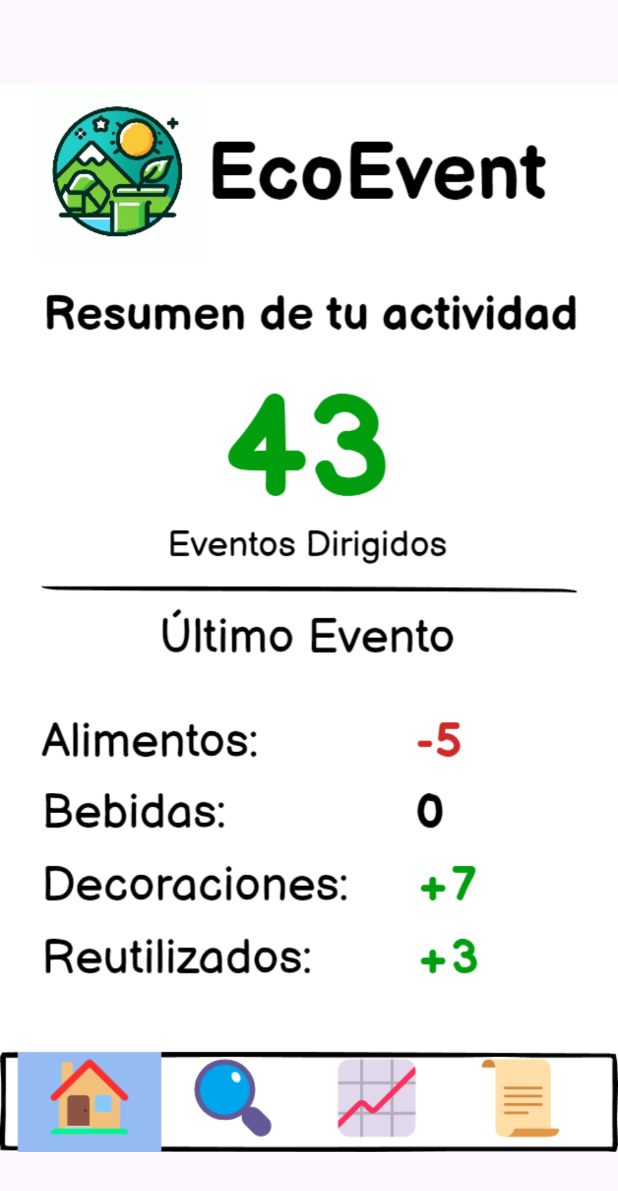
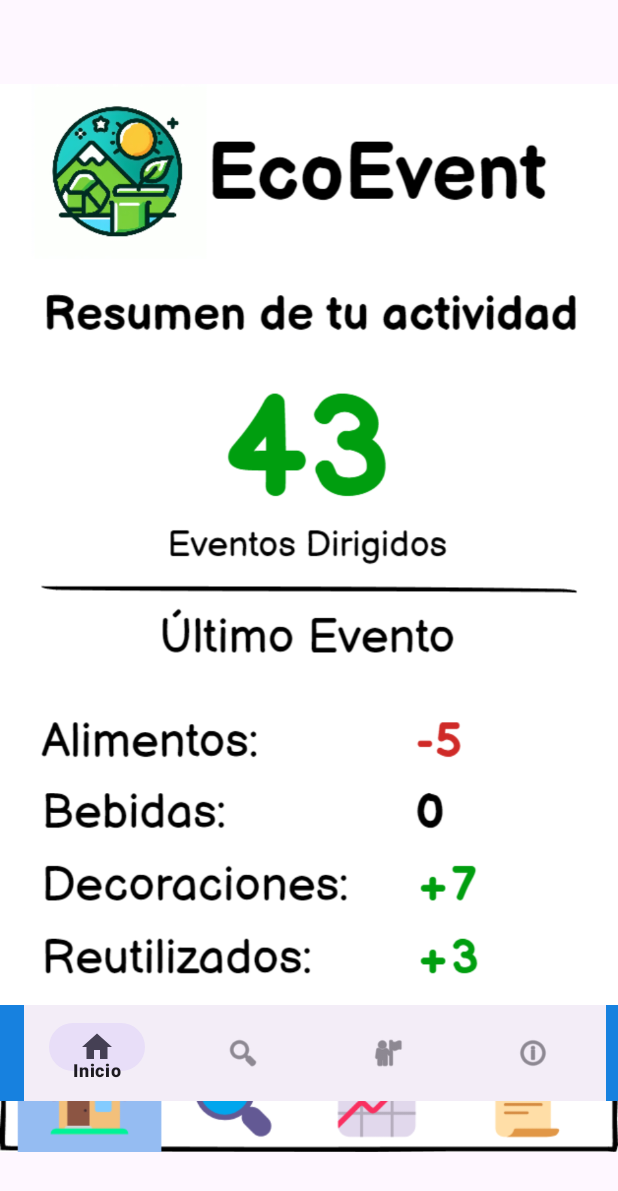
Before and after one commit to SantiagoNoguera/AplicacionesMovilesIntermedio, an Android app: the HomeActivity screen opened directly, with no data from a screen before it, on a phone screen of 412 x 824 dp. Shown: the top 1191 px of the screen. Run offline under Robolectric (Android 15) with nearby library versions, the phone set to English and light mode, and no system bars.

Commit message:
Implentación de navegación al interior de la aplicación.

```diff
--- a/app/src/main/AndroidManifest.xml
+++ b/app/src/main/AndroidManifest.xml
@@ -22,7 +22,7 @@
             android:name=".TipsActivity"
             android:exported="false" />
         <activity
-            android:name=".EstadisticsActivity"
+            android:name=".StatisticsActivity"
             android:exported="false" />
         <activity
             android:name=".CategoriesActivity"
--- a/app/src/main/java/com/atenea/ecoevent/EstadisticsActivity.java
+++ b/app/src/main/java/com/atenea/ecoevent/StatisticsActivity.java
@@ -4,11 +4,11 @@ import androidx.appcompat.app.AppCompatActivity;
 
 import android.os.Bundle;
 
-public class EstadisticsActivity extends AppCompatActivity {
+public class StatisticsActivity extends AppCompatActivity {
 
     @Override
     protected void onCreate(Bundle savedInstanceState) {
         super.onCreate(savedInstanceState);
-        setContentView(R.layout.activity_estadistics);
+        setContentView(R.layout.activity_stadistics);
     }
 }
--- /dev/null
+++ b/app/src/main/res/drawable-anydpi/menu_home.xml
@@ -0,0 +1,11 @@
+<vector xmlns:android="http://schemas.android.com/apk/res/android"
+    android:width="24dp"
+    android:height="24dp"
+    android:viewportWidth="24"
+    android:viewportHeight="24"
+    android:tint="#CE773D"
+    android:alpha="0.8">
+  <path
+      android:fillColor="@android:color/white"
+      android:pathData="M10,20v-6h4v6h5v-8h3L12,3 2,12h3v8z"/>
+</vector>
--- a/app/src/main/res/layout/activity_home.xml
+++ b/app/src/main/res/layout/activity_home.xml
@@ -14,4 +14,26 @@
         tools:layout_editor_absoluteX="2dp"
         tools:layout_editor_absoluteY="1dp"
         tools:ignore="MissingConstraints" />
+
+    <com.google.android.material.bottomappbar.BottomAppBar
+        android:id="@+id/bottom_app_bar"
+        android:layout_width="match_parent"
+        android:layout_height="?attr/actionBarSize"
+        android:layout_gravity="bottom"
+        android:layout_marginTop="670dp"
+        app:backgroundTint="@color/primary"
+        app:fabAlignmentMode="end"
+        app:fabCradleMargin="10dp"
+        app:fabCradleRoundedCornerRadius="20dp"
+        app:hideOnScroll="true"
+        app:layout_constraintTop_toTopOf="parent">
+
+        <com.google.android.material.bottomnavigation.BottomNavigationView
+            android:id="@+id/bottom_navigation"
+            android:layout_width="match_parent"
+            android:layout_height="match_parent"
+            app:menu="@menu/bottom_navigation_menu"/>
+
+    </com.google.android.material.bottomappbar.BottomAppBar>
+
 </androidx.constraintlayout.widget.ConstraintLayout>
--- a/app/src/main/res/layout/activity_estadistics.xml
+++ b/app/src/main/res/layout/activity_stadistics.xml
@@ -4,13 +4,13 @@
     xmlns:tools="http://schemas.android.com/tools"
     android:layout_width="match_parent"
     android:layout_height="match_parent"
-    tools:context=".EstadisticsActivity">
+    tools:context=".StatisticsActivity">
 
     <ImageView
         android:id="@+id/imageView3"
         android:layout_width="wrap_content"
         android:layout_height="wrap_content"
-        app:srcCompat="@drawable/estatistics"
+        app:srcCompat="@drawable/statistics"
         tools:layout_editor_absoluteY="2dp"
         tools:ignore="MissingConstraints" />
 </androidx.constraintlayout.widget.ConstraintLayout>
--- /dev/null
+++ b/app/src/main/res/menu/bottom_navigation_menu.xml
@@ -0,0 +1,28 @@
+<?xml version="1.0" encoding="utf-8"?>
+<menu xmlns:android="http://schemas.android.com/apk/res/android">
+
+    <!-- Elemento del menú para la opción de inicio -->
+    <item
+        android:id="@+id/navigation_home"
+        android:icon="@drawable/menu_home"
+        android:title="@string/menu_home" />
+
+    <!-- Elemento del menú para la opción de categotias -->
+    <item
+        android:id="@+id/navigation_categories"
+        android:icon="@android:drawable/ic_menu_search"
+        android:title="@string/menu_categories" />
+
+    <!-- Elemento del menú para la opción de estadísticas -->
+    <item
+        android:id="@+id/navigation_statistics"
+        android:icon="@android:drawable/ic_menu_myplaces"
+        android:title="@string/menu_statistics" />
+
+    <!-- Elemento del menú para la opción de consejos -->
+    <item
+        android:id="@+id/navigation_tips"
+        android:icon="@android:drawable/ic_menu_info_details"
+        android:title="@string/menu_tips" />
+
+</menu>
--- a/app/src/main/res/values/strings.xml
+++ b/app/src/main/res/values/strings.xml
@@ -1,3 +1,24 @@
 <resources>
+    <!--Nombre de la aplicación-->
     <string name="app_name">EcoEvent</string>
+
+    <!--Opciones del bottom app bar-->
+    <string name="menu_home">Inicio</string>
+    <string name="menu_categories">Categorias</string>
+    <string name="menu_statistics">Estadísticas</string>
+    <string name="menu_tips">Consejos</string>
+
+    <!-- Opciones de configuración -->
+    <string name="option_1">
+        <font color="#000000">inicio</font>
+    </string>
+    <string name="option_2">
+        <font color="#000000">categorias</font>
+    </string>
+    <string name="option_3">
+        <font color="#000000">estadisticas</font>
+    </string>
+    <string name="option_4">
+        <font color="#000000">consejos</font>
+    </string>
 </resources>
--- a/build.gradle.kts
+++ b/build.gradle.kts
@@ -1,4 +1,5 @@
 // Top-level build file where you can add configuration options common to all sub-projects/modules.
 plugins {
     id("com.android.application") version "8.1.2" apply false
+    id("com.android.library") version "8.1.2" apply false
 }
```
Also changed, not shown: app/src/main/java/com/atenea/ecoevent/HomeActivity.java (+40 -0 lines), app/src/main/res/drawable-hdpi/menu_home.png (added), app/src/main/res/drawable-mdpi/menu_home.png (added), app/src/main/res/drawable-xhdpi/menu_home.png (added), app/src/main/res/drawable-xxhdpi/menu_home.png (added), app/src/main/res/drawable/statistics.png (renamed from app/src/main/res/drawable/estatistics.png).
